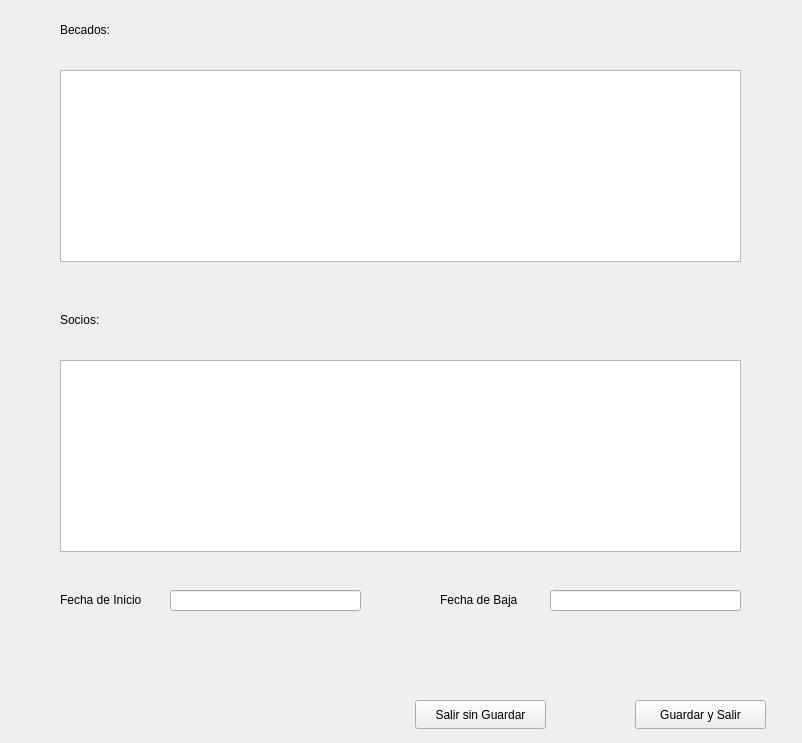
Qt form src/UI/perfilApadrinamiento.ui (PurpleFlamingo/purpleACOES) before a commit.
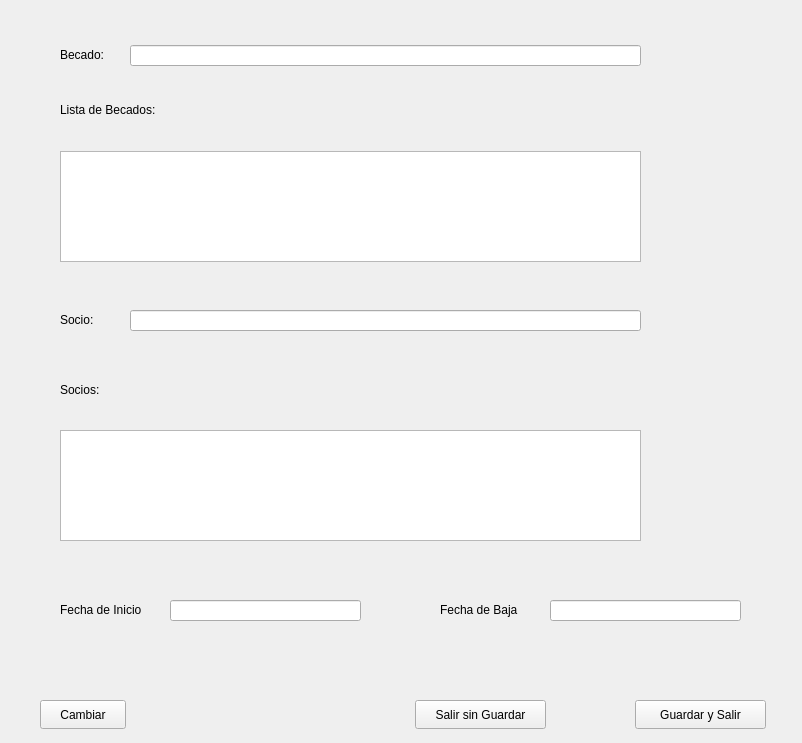
The same form after that commit.

Commit message: Consulta apadrinamiento completado y correcion en mapeo Apadrinamiento y otras clases

```diff
--- a/src/UI/perfilApadrinamiento.ui
+++ b/src/UI/perfilApadrinamiento.ui
@@ -18,9 +18,9 @@
     <property name="geometry">
      <rect>
       <x>60</x>
-      <y>70</y>
-      <width>681</width>
-      <height>192</height>
+      <y>151</y>
+      <width>581</width>
+      <height>111</height>
      </rect>
     </property>
    </widget>
@@ -28,9 +28,9 @@
     <property name="geometry">
      <rect>
       <x>60</x>
-      <y>360</y>
-      <width>681</width>
-      <height>192</height>
+      <y>430</y>
+      <width>581</width>
+      <height>111</height>
      </rect>
     </property>
    </widget>
@@ -38,7 +38,7 @@
     <property name="geometry">
      <rect>
       <x>60</x>
-      <y>590</y>
+      <y>600</y>
       <width>101</width>
       <height>19</height>
      </rect>
@@ -51,7 +51,7 @@
     <property name="geometry">
      <rect>
       <x>440</x>
-      <y>590</y>
+      <y>600</y>
       <width>91</width>
       <height>19</height>
      </rect>
@@ -64,7 +64,7 @@
     <property name="geometry">
      <rect>
       <x>170</x>
-      <y>590</y>
+      <y>600</y>
       <width>191</width>
       <height>21</height>
      </rect>
@@ -74,7 +74,7 @@
     <property name="geometry">
      <rect>
       <x>550</x>
-      <y>590</y>
+      <y>600</y>
       <width>191</width>
       <height>21</height>
      </rect>
@@ -106,11 +106,11 @@
      <string>Guardar y Salir</string>
     </property>
    </widget>
-   <widget class="QLabel" name="lSocio">
+   <widget class="QLabel" name="lSocios">
     <property name="geometry">
      <rect>
       <x>60</x>
-      <y>310</y>
+      <y>380</y>
       <width>61</width>
       <height>19</height>
      </rect>
@@ -119,17 +119,76 @@
      <string>Socios:</string>
     </property>
    </widget>
+   <widget class="QLabel" name="lBecados">
+    <property name="geometry">
+     <rect>
+      <x>60</x>
+      <y>100</y>
+      <width>131</width>
+      <height>19</height>
+     </rect>
+    </property>
+    <property name="text">
+     <string>Lista de Becados:</string>
+    </property>
+   </widget>
    <widget class="QLabel" name="lBecado">
     <property name="geometry">
      <rect>
       <x>60</x>
-      <y>20</y>
+      <y>45</y>
+      <width>51</width>
+      <height>19</height>
+     </rect>
+    </property>
+    <property name="text">
+     <string>Becado:</string>
+    </property>
+   </widget>
+   <widget class="QLineEdit" name="eBecado">
+    <property name="geometry">
+     <rect>
+      <x>130</x>
+      <y>45</y>
+      <width>511</width>
+      <height>21</height>
+     </rect>
+    </property>
+   </widget>
+   <widget class="QLabel" name="lSocio">
+    <property name="geometry">
+     <rect>
+      <x>60</x>
+      <y>310</y>
       <width>61</width>
       <height>19</height>
      </rect>
     </property>
     <property name="text">
-     <string>Becados:</string>
+     <string>Socio:</string>
+    </property>
+   </widget>
+   <widget class="QLineEdit" name="eSocio">
+    <property name="geometry">
+     <rect>
+      <x>130</x>
+      <y>310</y>
+      <width>511</width>
+      <height>21</height>
+     </rect>
+    </property>
+   </widget>
+   <widget class="QPushButton" name="bCambiar">
+    <property name="geometry">
+     <rect>
+      <x>40</x>
+      <y>700</y>
+      <width>86</width>
+      <height>29</height>
+     </rect>
+    </property>
+    <property name="text">
+     <string>Cambiar</string>
     </property>
    </widget>
   </widget>
```
The commit also changes 8 other files.
